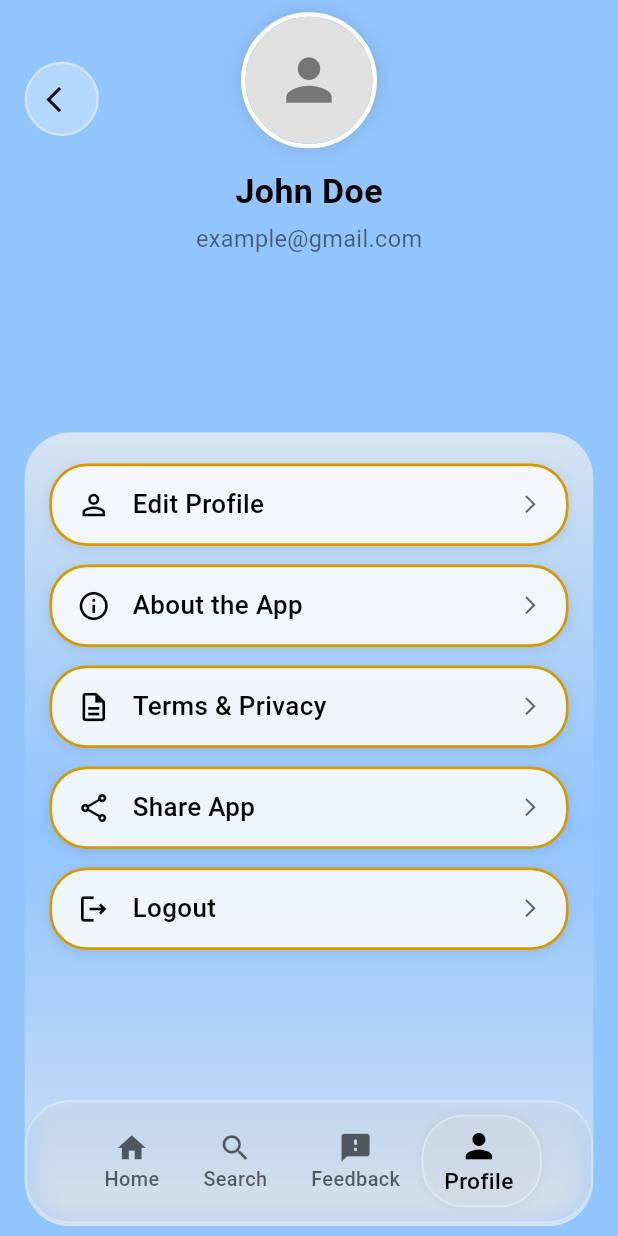
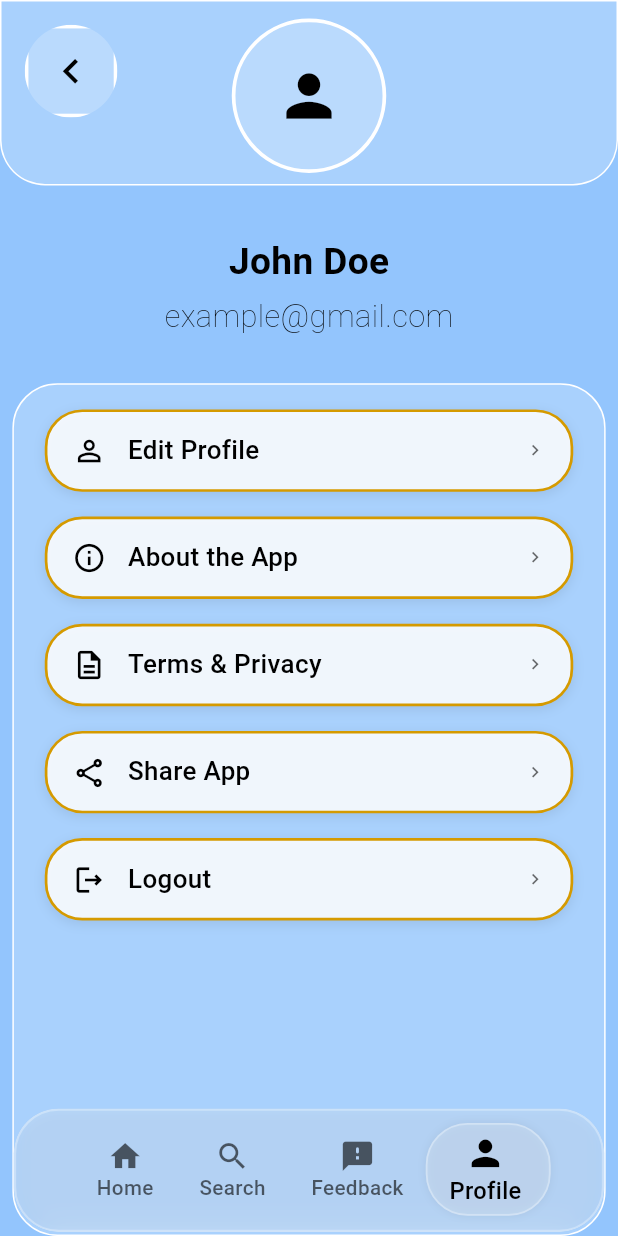
Before and after one commit to Alvin11David/MUBS-LOCATOR, a Flutter app: the ProfileScreen screen opened by its route, on a phone screen of 412 x 824 dp. Run offline on Flutter 3.47's test engine with Material 3 defaults, Android fonts, the phone set to English and light mode, and no system bars; our stand-ins replace cloud_firestore, firebase_auth, firebase_core, flutter_typeahead, google_maps_flutter, image_picker and 1 more; missing offline and left inert: string_similarity; accounts and stored records are empty; Roboto replaces fonts that are missing (Epunda Slab, Poppins).

```diff
--- a/lib/user pages/other screens/edit_profile_screen.dart
+++ b/lib/user pages/other screens/edit_profile_screen.dart
@@ -130,6 +130,10 @@ class _EditProfileScreenState extends State<EditProfileScreen> {
               Positioned(
                 top: screenHeight * 0.02, // 2% of screen height for top padding
                 left: screenWidth * 0.04, // 4% of screen width for left padding
+                child: GestureDetector(
+                  onTap: () {
+                    Navigator.pop(context); // Navigate to previous screen
+                  },
                   child: ClipOval(
                     child: Container(
                       width: screenWidth * 0.15, // Circle size is 15% of screen width
@@ -146,6 +150,7 @@ class _EditProfileScreenState extends State<EditProfileScreen> {
                           Icons.chevron_left,
                           color: Colors.black, // Black icon color
                           size: screenWidth * 0.08, // Icon size is 8% of screen width
+                        ),
                       ),
                     ),
                   ),
--- a/lib/user pages/other screens/profile_screen.dart
+++ b/lib/user pages/other screens/profile_screen.dart
@@ -16,129 +16,139 @@ class _ProfileScreenState extends State<ProfileScreen> {
 
     return Scaffold(
       resizeToAvoidBottomInset: false,
-      body: Stack(
-        children: [
-          // Main background
-          Container(
+      body: SafeArea(
+        child: Container(
           width: screenWidth,
           height: screenHeight,
-            color: const Color(0xFF93C5FD),
+          color: const Color(0xFF93C5FD), // Background color
+          child: Stack(
+            children: [
+              // Glassy water rectangle (top)
+              Positioned(
+                top: 0,
+                left: 0,
+                right: 0,
+                child: Container(
+                  height: screenHeight * 0.15,
+                  decoration: BoxDecoration(
+                    color: Colors.white.withOpacity(0.2), // Glassy effect
+                    borderRadius: const BorderRadius.only(
+                      bottomLeft: Radius.circular(30),
+                      bottomRight: Radius.circular(30),
                     ),
-
+                    border: Border.all(
+                      color: Colors.white, // White stroke
+                      width: 1, // Fixed stroke width
+                    ),
+                  ),
+                ),
+              ),
+              // Profile picture circle
+              Positioned(
+                top: screenHeight * 0.015,
+                left: (screenWidth - screenWidth * 0.25) / 2, // Center horizontally
+                child: Container(
+                  width: screenWidth * 0.25,
+                  height: screenWidth * 0.25,
+                  decoration: BoxDecoration(
+                    shape: BoxShape.circle,
+                    color: Colors.white.withOpacity(0.2), // Glassy effect
+                    border: Border.all(
+                      color: Colors.white, // White stroke
+                      width: screenWidth * 0.006, // Stroke width scales
+                    ),
+                  ),
+                  child: ClipOval(
+                    child: Container(
+                      child: Icon(
+                        Icons.person,
+                        size: screenWidth * 0.11,
+                        color: Colors.black,
+                      ),
+                    ),
+                  ),
+                ),
+              ),
               // Back button
               Positioned(
-            top: screenHeight * 0.05,
+                top: screenHeight * 0.02,
                 left: screenWidth * 0.04,
-            child: SafeArea(
                 child: GestureDetector(
                   onTap: () {
-                  Navigator.pop(context);
+                    Navigator.pop(context); // Navigate to previous screen
                   },
+                  child: ClipOval(
                     child: Container(
-                  width: screenWidth * 0.12,
-                  height: screenWidth * 0.12,
+                      width: screenWidth * 0.15,
+                      height: screenWidth * 0.15,
                       decoration: BoxDecoration(
-                    color: Colors.white.withOpacity(0.3),
-                    shape: BoxShape.circle,
+                        color: Colors.white.withOpacity(0.2), // Glassy effect
                         border: Border.all(
-                      color: Colors.white.withOpacity(0.4),
-                      width: 1.5,
+                          color: Colors.white, // White stroke
+                          width: screenWidth * 0.006, // Stroke width scales
                         ),
                       ),
                       child: Center(
                         child: Icon(
-                      Icons.arrow_back_ios,
+                          Icons.chevron_left, // Updated to chevron_left
                           color: Colors.black,
-                      size: screenWidth * 0.05,
+                          size: screenWidth * 0.08,
                         ),
                       ),
                     ),
                   ),
                 ),
               ),
-
-          // Profile section
+              // Profile name and email
               Positioned(
-            top: screenHeight * 0.01,
+                top: screenHeight * 0.19,
                 left: 0,
                 right: 0,
-            child: SafeArea(
                 child: Column(
                   children: [
-                  Container(
-                    width: screenWidth * 0.22,
-                    height: screenWidth * 0.22,
-                    decoration: BoxDecoration(
-                      shape: BoxShape.circle,
-                      border: Border.all(color: Colors.white, width: 3),
-                      boxShadow: [
-                        BoxShadow(
-                          color: Colors.black.withOpacity(0.1),
-                          blurRadius: 10,
-                          spreadRadius: 2,
-                        ),
-                      ],
-                    ),
-                    child: ClipOval(
-                      child: Container(
-                        color: Colors.grey[300],
-                        child: Icon(
-                          Icons.person,
-                          size: screenWidth * 0.11,
-                          color: Colors.grey[600],
-                        ),
-                      ),
-                    ),
-                  ),
-                  SizedBox(height: screenHeight * 0.015),
                     Text(
                       'John Doe',
                       style: TextStyle(
-                      fontSize: screenWidth * 0.055,
+                        fontSize: screenWidth * 0.06,
                         fontWeight: FontWeight.bold,
                         color: Colors.black,
-                      fontFamily: 'Poppins',
+                        fontFamily: 'Epunda Slab',
                       ),
                     ),
                     SizedBox(height: screenHeight * 0.005),
                     Text(
                       'example@gmail.com',
                       style: TextStyle(
-                      fontSize: screenWidth * 0.038,
-                      color: Colors.black54,
+                        fontSize: screenWidth * 0.05,
+                        color: Colors.black,
                         fontFamily: 'Poppins',
+                        fontWeight: FontWeight.w200,
                       ),
                     ),
                   ],
                 ),
               ),
+              // Glassy water rectangle for menu
+              Positioned(
+                top: screenHeight * 0.31,
+                left: screenWidth * 0.02,
+                right: screenWidth * 0.02,
+                child: Container(
+                  height: screenHeight * 0.69,
+                  decoration: BoxDecoration(
+                    color: Colors.white.withOpacity(0.2), // Glassy effect
+                    borderRadius: BorderRadius.circular(30),
+                    border: Border.all(
+                      color: Colors.white, // White stroke
+                      width: 1, // Fixed stroke width
                     ),
-
-          // Menu container
-          Positioned(
-            top: screenHeight * 0.35,
-            left: screenWidth * 0.04,
-            right: screenWidth * 0.04,
-            bottom: screenHeight * 0.008,
-            child: Container(
-              decoration: BoxDecoration(
-                gradient: LinearGradient(
-                  colors: [
-                    const Color.fromARGB(255, 214, 227, 242),
-                    const Color(0xFF93C5FD).withOpacity(0.7),
-                    const Color.fromARGB(255, 214, 227, 242),
-                  ],
-                  begin: Alignment.topCenter,
-                  end: Alignment.bottomCenter,
-                ),
-                borderRadius: BorderRadius.circular(30),
                   ),
                   child: Stack(
                     children: [
                       Padding(
                         padding: EdgeInsets.symmetric(
-                      vertical: screenHeight * 0.025,
-                      horizontal: screenWidth * 0.04,
+                          horizontal: screenWidth * 0.05,
+                          vertical: screenHeight * 0.02,
                         ),
                         child: ListView(
                           padding: EdgeInsets.only(bottom: screenHeight * 0.102),
@@ -155,7 +165,7 @@ class _ProfileScreenState extends State<ProfileScreen> {
                                 );
                               },
                             ),
-                        SizedBox(height: screenHeight * 0.015),
+                            SizedBox(height: screenHeight * 0.020),
                             _buildMenuItem(
                               icon: Icons.info_outline,
                               title: 'About the App',
@@ -167,7 +177,7 @@ class _ProfileScreenState extends State<ProfileScreen> {
                                 );
                               },
                             ),
-                        SizedBox(height: screenHeight * 0.015),
+                            SizedBox(height: screenHeight * 0.020),
                             _buildMenuItem(
                               icon: Icons.description_outlined,
                               title: 'Terms & Privacy',
@@ -179,7 +189,7 @@ class _ProfileScreenState extends State<ProfileScreen> {
                                 );
                               },
                             ),
-                        SizedBox(height: screenHeight * 0.015),
+                            SizedBox(height: screenHeight * 0.020),
                             _buildMenuItem(
                               icon: Icons.share_outlined,
                               title: 'Share App',
@@ -191,7 +201,7 @@ class _ProfileScreenState extends State<ProfileScreen> {
                                 );
                               },
                             ),
-                        SizedBox(height: screenHeight * 0.015),
+                            SizedBox(height: screenHeight * 0.020),
                             _buildMenuItem(
                               icon: Icons.logout_outlined,
                               title: 'Logout',
@@ -215,6 +225,8 @@ class _ProfileScreenState extends State<ProfileScreen> {
                 ),
               ),
             ],
+          ),
+        ),
       ),
     );
   }
@@ -266,7 +278,7 @@ class _ProfileScreenState extends State<ProfileScreen> {
               ),
             ),
             Icon(
-              Icons.arrow_forward_ios,
+              Icons.chevron_right, // Corrected to chevron_right for menu items
               color: Colors.black.withOpacity(0.6),
               size: screenWidth * 0.035,
             ),
```
Lines whose indentation alone changed are shown as unchanged.
